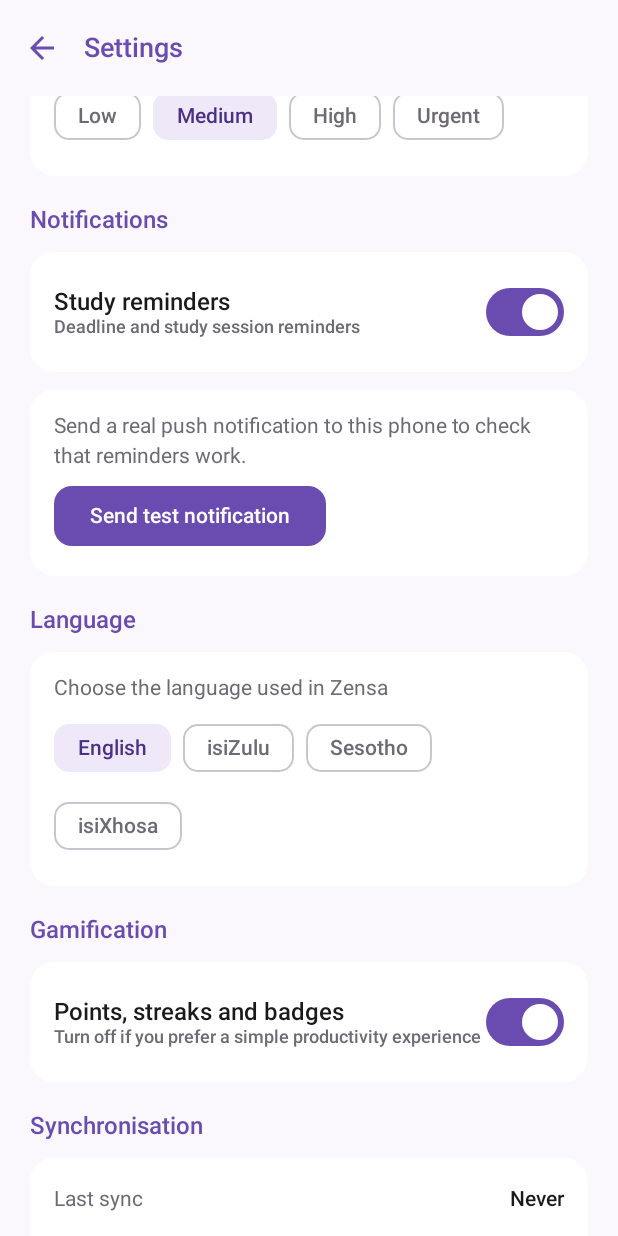
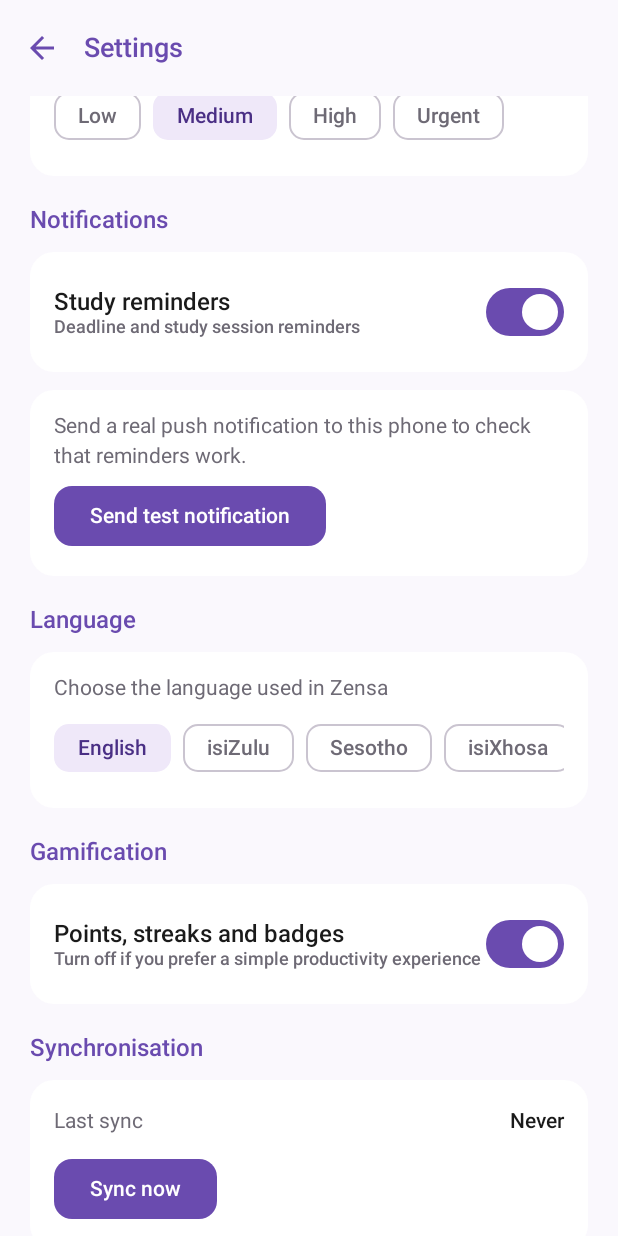
Before and after one commit to memeladakalo/Zensa, an Android app built with Jetpack Compose: the @Preview function SettingsScreenPreview, scrolled down 532 dp, on a phone screen of 412 x 824 dp. Run offline under Robolectric (Android 15) with nearby library versions, the phone set to English and light mode, and no system bars; libraries missing offline, so code that uses them is left out: com.jakewharton.retrofit2; 2 statements that could not run were skipped.

Commit message:
Update Zensa: Google SSO, Settings fix, new README

```diff
--- a/app/src/main/java/com/zensa/app/ui/screens/settings/SettingsScreen.kt
+++ b/app/src/main/java/com/zensa/app/ui/screens/settings/SettingsScreen.kt
@@ -15,6 +15,7 @@ import androidx.compose.foundation.layout.size
 import androidx.compose.foundation.rememberScrollState
 import androidx.compose.foundation.shape.RoundedCornerShape
 import androidx.compose.foundation.verticalScroll
+import androidx.compose.foundation.horizontalScroll
 import androidx.compose.material.icons.Icons
 import androidx.compose.material.icons.automirrored.filled.ArrowBack
 import androidx.compose.material.icons.automirrored.filled.Logout
@@ -684,9 +685,9 @@ private fun LanguageCard() {
                 color = MaterialTheme.colorScheme.onSurfaceVariant
             )
             Spacer(modifier = Modifier.height(8.dp))
-            FlowRow(
-                horizontalArrangement = Arrangement.spacedBy(8.dp),
-                verticalArrangement = Arrangement.spacedBy(4.dp)
+            Row(
+                modifier = Modifier.horizontalScroll(rememberScrollState()),
+                horizontalArrangement = Arrangement.spacedBy(8.dp)
             ) {
                 AppLanguage.entries.forEach { language ->
                     FilterChip(
```
Also changed, not shown: 3 other files.
